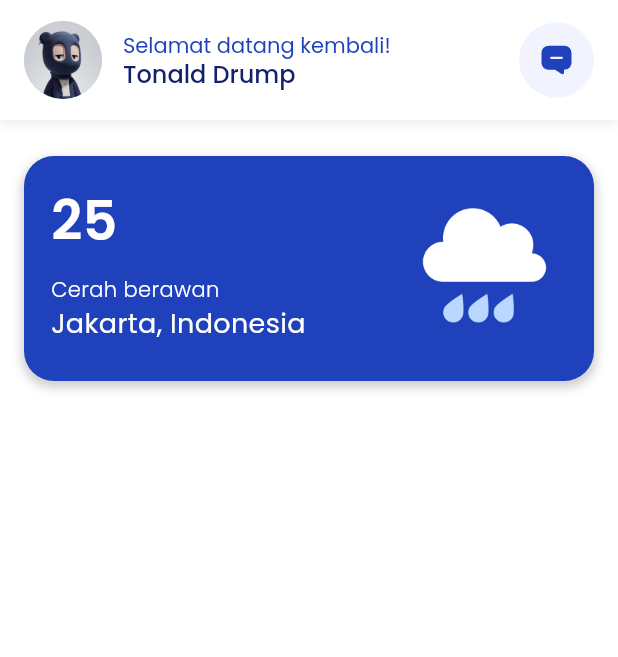
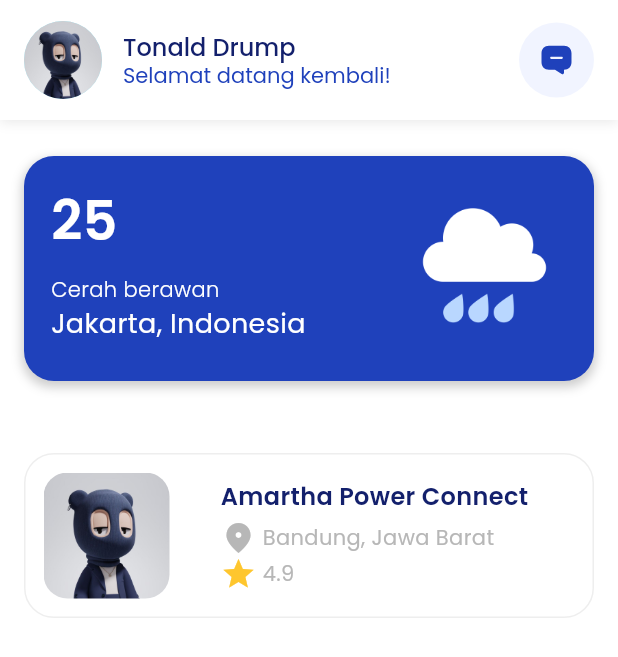
Before and after one commit to fauzihub13/sunmate, a Flutter app: the screen it shows after launch, on a phone screen of 412 x 824 dp. Shown: the top 657 px of the screen. Run offline on Flutter 3.47's test engine with Material 3 defaults, Android fonts, the phone set to English and light mode, and no system bars; our stand-ins replace flutter_svg.

Commit message:
feat: vendor card

```diff
--- a/lib/src/core/constants/colors.dart
+++ b/lib/src/core/constants/colors.dart
@@ -6,7 +6,10 @@ class AppColors {
 
   /// Light Blue
   static const Color lightBlue = Color(0xffF1F4FF);
+
   static const Color darkBlue = Color(0xff13206C);
+
+  static const Color yellow = Color(0xffFEC62E);
 
   /// grey = #B7B7B7
   static const Color grey = Color(0xffB7B7B7);
--- a/lib/src/presentation/home/pages/home_page.dart
+++ b/lib/src/presentation/home/pages/home_page.dart
@@ -1,6 +1,7 @@
 import 'package:flutter/material.dart';
 import 'package:flutter_sunmate/src/presentation/home/widgets/appbar.dart';
 import 'package:flutter_sunmate/src/presentation/home/widgets/banner.dart';
+import 'package:flutter_sunmate/src/presentation/home/widgets/vendor_card.dart';
 
 class HomePage extends StatefulWidget {
   const HomePage({Key? key}) : super(key: key);
@@ -17,7 +18,15 @@ class _HomePageState extends State<HomePage> {
     return Scaffold(
         // Pass dynamic title
         body: Column(
-      children: [MainAppBar(), HomeBanner()],
+      children: [
+        MainAppBar(),
+        HomeBanner(),
+        Container(
+          child: Column(
+            children: [VendorCard()],
+          ),
+        )
+      ],
     ));
   }
 }
--- a/lib/src/presentation/home/widgets/appbar.dart
+++ b/lib/src/presentation/home/widgets/appbar.dart
@@ -36,16 +36,16 @@ class MainAppBar extends StatelessWidget implements PreferredSizeWidget {
                         crossAxisAlignment: CrossAxisAlignment.start,
                         children: [
                           Text(
-                            'Selamat datang kembali!',
-                            style: TextStyle(
-                                fontSize: 14.0, color: AppColors.primary),
-                          ),
-                          Text(
                             'Tonald Drump',
                             style: TextStyle(
                                 fontSize: 16.0,
                                 fontWeight: FontWeight.w500,
                                 color: AppColors.darkBlue),
+                          ),
+                          Text(
+                            'Selamat datang kembali!',
+                            style: TextStyle(
+                                fontSize: 14.0, color: AppColors.primary),
                           ),
                         ],
                       ),
--- a/lib/src/presentation/home/widgets/banner.dart
+++ b/lib/src/presentation/home/widgets/banner.dart
@@ -8,7 +8,7 @@ class HomeBanner extends StatelessWidget {
   Widget build(BuildContext context) {
     return Container(
       height: 150,
-      padding: EdgeInsets.all(18.0),
+      padding: const EdgeInsets.all(18.0),
       margin: const EdgeInsets.symmetric(horizontal: 16.0, vertical: 24.0),
       decoration: BoxDecoration(
         borderRadius: BorderRadius.circular(20),
@@ -24,9 +24,8 @@ class HomeBanner extends StatelessWidget {
       ),
       child: Row(
         children: [
-          // Kolom kiri dengan 2 elemen
           const Expanded(
-            flex: 2, // Menentukan proporsi 2 untuk kolom kiri
+            flex: 2,
             child: Column(
               crossAxisAlignment: CrossAxisAlignment.start,
               children: [
@@ -55,10 +54,8 @@ class HomeBanner extends StatelessWidget {
               ],
             ),
           ),
-
-          // Kolom kanan dengan 1 elemen
           Expanded(
-            flex: 1, // Menentukan proporsi 1 untuk kolom kanan
+            flex: 1,
             child: Column(
               crossAxisAlignment: CrossAxisAlignment.end,
               children: [
--- /dev/null
+++ b/lib/src/presentation/home/widgets/vendor_card.dart
@@ -0,0 +1,97 @@
+import 'package:flutter/material.dart';
+import 'package:flutter_sunmate/src/core/constants/colors.dart';
+
+class VendorCard extends StatelessWidget {
+  const VendorCard({Key? key}) : super(key: key);
+
+  @override
+  Widget build(BuildContext context) {
+    return GestureDetector(
+      onTap: () {},
+      child: Container(
+        // height: 300,
+        padding: const EdgeInsets.all(12.0),
+        margin: const EdgeInsets.symmetric(horizontal: 16.0, vertical: 24.0),
+        decoration: ShapeDecoration(
+            shape: RoundedRectangleBorder(
+                side: const BorderSide(
+                    width: 1, color: Color.fromARGB(255, 238, 238, 238)),
+                borderRadius: BorderRadius.circular(20))),
+        child: Row(
+          children: [
+            Expanded(
+              flex: 1,
+              child: Column(
+                crossAxisAlignment: CrossAxisAlignment.start,
+                children: [
+                  ClipRRect(
+                    borderRadius: BorderRadius.circular(16),
+                    child: Image.asset(
+                      'assets/images/avatar.jpg',
+                      width: 84,
+                      height: 84,
+                      fit: BoxFit.cover,
+                    ),
+                  )
+                ],
+              ),
+            ),
+            const Expanded(
+              flex: 2,
+              child: Column(
+                crossAxisAlignment: CrossAxisAlignment.start,
+                children: [
+                  Text(
+                    'Amartha Power Connect',
+                    style: TextStyle(
+                      color: AppColors.darkBlue,
+                      fontSize: 16.0,
+                      fontWeight: FontWeight.w600,
+                    ),
+                  ),
+                  SizedBox(
+                    height: 4.0,
+                  ),
+                  Row(
+                    children: [
+                      Icon(
+                        Icons.fmd_good,
+                        color: AppColors.grey,
+                      ),
+                      SizedBox(width: 4.0),
+                      Text(
+                        'Bandung, Jawa Barat',
+                        style: TextStyle(
+                          color: AppColors.grey,
+                          fontSize: 14,
+                          fontWeight: FontWeight.w400,
+                        ),
+                      ),
+                    ],
+                  ),
+                  Row(
+                    children: [
+                      Icon(
+                        Icons.grade,
+                        color: AppColors.yellow,
+                      ),
+                      SizedBox(width: 4.0),
+                      Text(
+                        '4.9',
+                        style: TextStyle(
+                          color: AppColors.grey,
+                          fontSize: 14,
+                          fontWeight: FontWeight.w400,
+                        ),
+                      ),
+                    ],
+                  ),
+                ],
+              ),
+            ),
+          ],
+        ),
+      ),
+    );
+  }
+}
```
Also changed, not shown: lib/src/core/components/list_vendor.dart (added).
